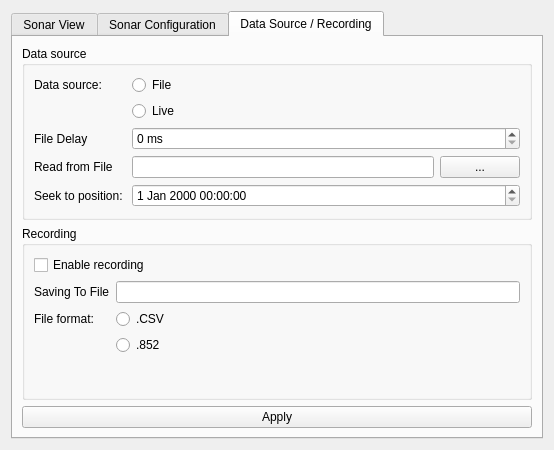
Old version of the form Hanse/Module_ScanningSonar/scanningsonar_form.ui in the repository iti-luebeck/HANSE2011.
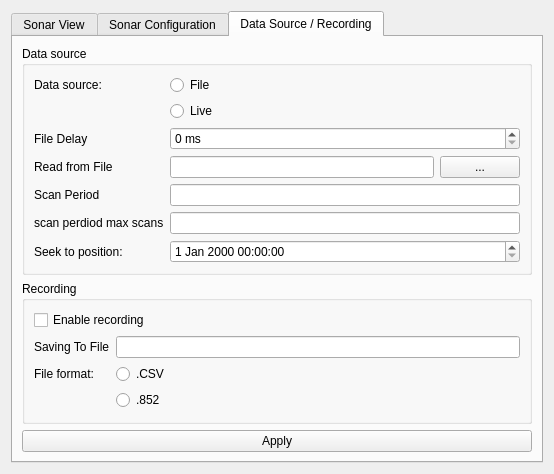
New version of the form. The open tabs and pages were chosen to show the change. Custom widgets are drawn as their Qt base class.

```diff
--- a/Hanse/Module_ScanningSonar/scanningsonar_form.ui
+++ b/Hanse/Module_ScanningSonar/scanningsonar_form.ui
@@ -303,14 +303,14 @@
           <item row="3" column="1">
            <widget class="QLineEdit" name="fileName"/>
           </item>
-          <item row="4" column="0">
+          <item row="6" column="0">
            <widget class="QLabel" name="label_16">
             <property name="text">
              <string>Seek to position: </string>
             </property>
            </widget>
           </item>
-          <item row="4" column="1" colspan="2">
+          <item row="6" column="1" colspan="2">
            <widget class="QDateTimeEdit" name="startTime"/>
           </item>
           <item row="3" column="2">
@@ -334,6 +334,30 @@
             </property>
            </widget>
           </item>
+          <item row="4" column="1" colspan="2">
+           <widget class="QLineEdit" name="scanPeriod">
+            <property name="text">
+             <string/>
+            </property>
+           </widget>
+          </item>
+          <item row="4" column="0">
+           <widget class="QLabel" name="label_21">
+            <property name="text">
+             <string>Scan Period</string>
+            </property>
+           </widget>
+          </item>
+          <item row="5" column="0">
+           <widget class="QLabel" name="label_22">
+            <property name="text">
+             <string>scan perdiod max scans</string>
+            </property>
+           </widget>
+          </item>
+          <item row="5" column="1" colspan="2">
+           <widget class="QLineEdit" name="scanPeriodMaxScans"/>
+          </item>
          </layout>
         </widget>
        </item>
```
Left out of the diff: 2 changed lines with no effect on the pictures.
